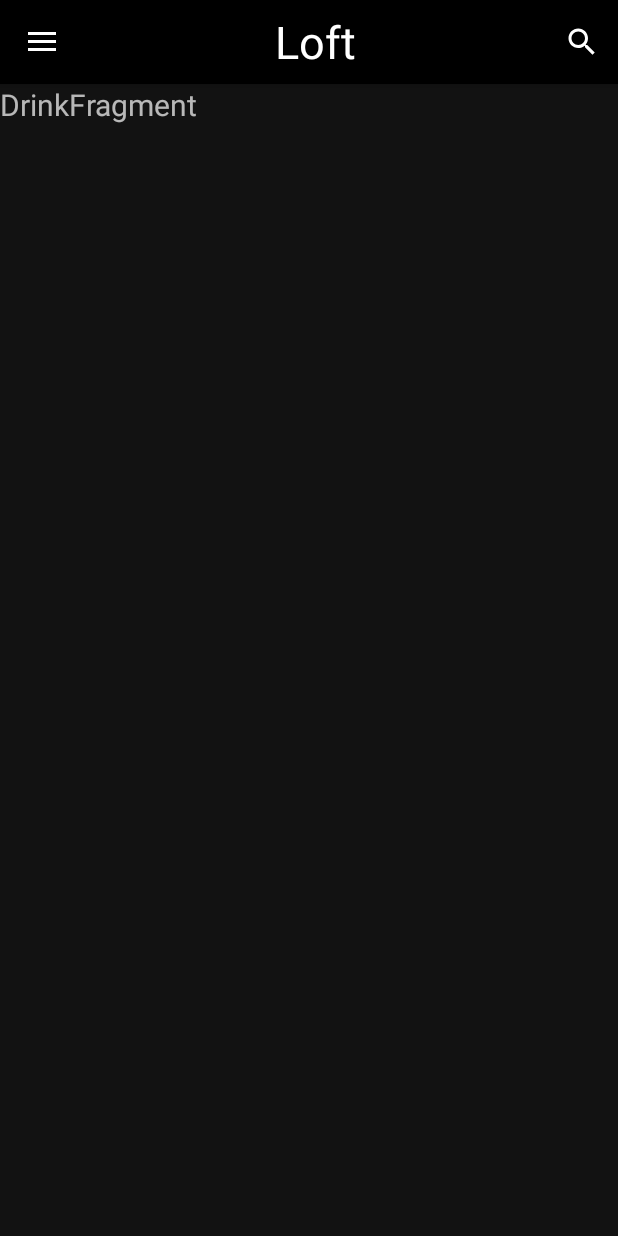
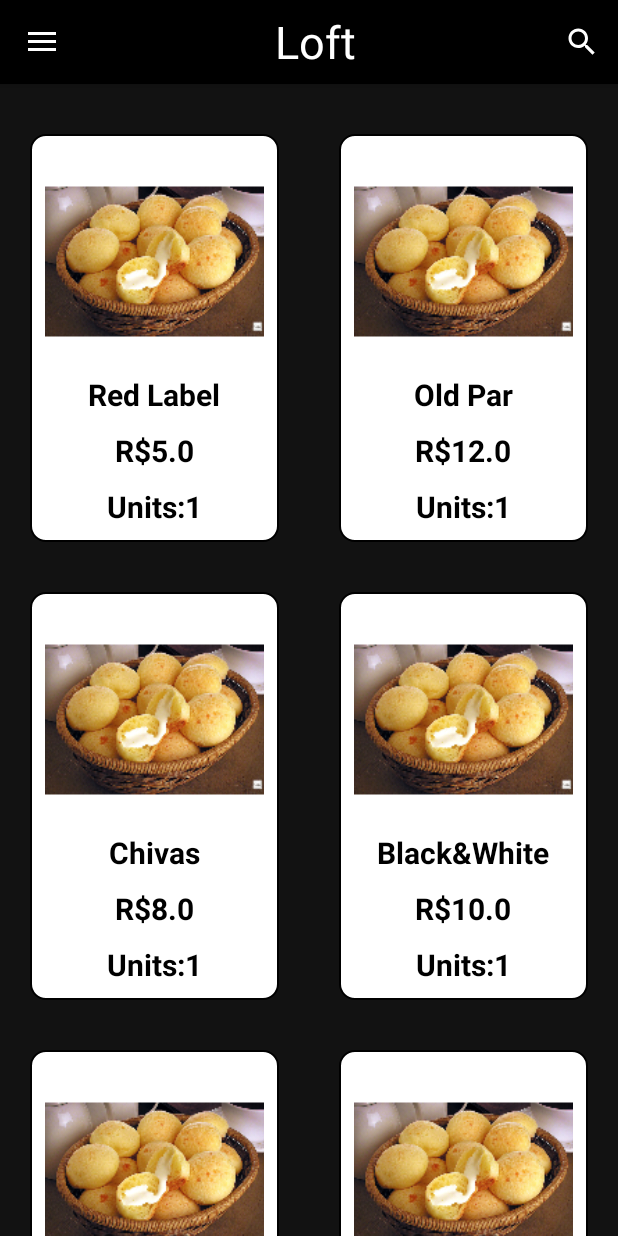
Before and after one commit to deoliveiracharles/loft, an Android app: the fragment DrinkFragment placed in its activity, on a phone screen of 412 x 824 dp. Run offline under Robolectric (Android 15) with nearby library versions, the phone set to English and light mode, and no system bars.

Commit message:
Mudança de string em tela de login. inserção de recycleView na aba de Drinks

```diff
--- a/app/src/main/java/br/ufrpe/loftapp2/menu/DrinkFragment.kt
+++ b/app/src/main/java/br/ufrpe/loftapp2/menu/DrinkFragment.kt
@@ -1,15 +1,71 @@
 package br.ufrpe.loftapp2.menu
 
+import android.graphics.Rect
 import android.os.Bundle
 import android.support.v4.app.Fragment
+import android.support.v7.widget.GridLayoutManager
+import android.support.v7.widget.RecyclerView
 import android.view.LayoutInflater
 import android.view.View
 import android.view.ViewGroup
 import br.ufrpe.loftapp2.R
+import br.ufrpe.loftapp2.adapter.ItemAdapter
+import br.ufrpe.loftapp2.model.Item
+import kotlinx.android.synthetic.main.food_layout.view.*
 
 class DrinkFragment: Fragment(){
 
+    val itemList:ArrayList<Item> = ArrayList()
+
+    override fun onCreate(savedInstanceState: Bundle?) {
+        super.onCreate(savedInstanceState)
+
+        loadDrinkItem()
+    }
+
+
     override fun onCreateView(inflater: LayoutInflater, container: ViewGroup?, savedInstanceState: Bundle?): View? {
-        return LayoutInflater.from(container?.context).inflate(R.layout.drink_layout, container, false)
+        var v = LayoutInflater.from(container?.context).inflate(R.layout.drink_layout, container, false)
+        v.rvItemList.addItemDecoration(SpaceItemDecoration(30, 50, 30))
+        v.rvItemList.layoutManager = GridLayoutManager(context, 2)
+        v.rvItemList.adapter = ItemAdapter(itemList, requireContext(), 1)
+        return v
+    }
+
+    private fun loadDrinkItem(){
+        itemList.add(Item("Red Label", 1, 5.0, "Lorem Ipsum Lorem Ipsum Lorem Ipsum Lorem Ipsum Lorem Ipsum Lorem Ipsum Lorem Ipsum Lorem Ipsum"))
+        itemList.add(Item("Old Par", 1, 12.0, "Lorem Ipsum Lorem Ipsum Lorem Ipsum Lorem Ipsum Lorem Ipsum Lorem Ipsum Lorem Ipsum Lorem Ipsum"))
+        itemList.add(Item("Chivas", 1, 8.0, "Lorem Ipsum Lorem Ipsum Lorem Ipsum Lorem Ipsum Lorem Ipsum Lorem Ipsum Lorem Ipsum Lorem Ipsum"))
+        itemList.add(Item("Black&White", 1, 10.0, "Lorem Ipsum Lorem Ipsum Lorem Ipsum Lorem Ipsum Lorem Ipsum Lorem Ipsum Lorem Ipsum Lorem Ipsum"))
+
+        itemList.add(Item("Dalmore", 1, 5.0, "Lorem Ipsum Lorem Ipsum Lorem Ipsum Lorem Ipsum Lorem Ipsum Lorem Ipsum Lorem Ipsum Lorem Ipsum"))
+        itemList.add(Item("Glen Scotia", 1, 12.0, "Lorem Ipsum Lorem Ipsum Lorem Ipsum Lorem Ipsum Lorem Ipsum Lorem Ipsum Lorem Ipsum Lorem Ipsum"))
+        itemList.add(Item("Ardbeg", 1, 8.0, "Lorem Ipsum Lorem Ipsum Lorem Ipsum Lorem Ipsum Lorem Ipsum Lorem Ipsum Lorem Ipsum Lorem Ipsum"))
+        itemList.add(Item("Glenfiddich", 1, 10.0, "Lorem Ipsum Lorem Ipsum Lorem Ipsum Lorem Ipsum Lorem Ipsum Lorem Ipsum Lorem Ipsum Lorem Ipsum"))
+
+        itemList.add(Item("Orloff", 1, 5.0, "Lorem Ipsum Lorem Ipsum Lorem Ipsum Lorem Ipsum Lorem Ipsum Lorem Ipsum Lorem Ipsum Lorem Ipsum"))
+        itemList.add(Item("Smirnoff", 1, 12.0, "Lorem Ipsum Lorem Ipsum Lorem Ipsum Lorem Ipsum Lorem Ipsum Lorem Ipsum Lorem Ipsum Lorem Ipsum"))
+        itemList.add(Item("Skyy", 1, 8.0, "Lorem Ipsum Lorem Ipsum Lorem Ipsum Lorem Ipsum Lorem Ipsum Lorem Ipsum Lorem Ipsum Lorem Ipsum"))
+        itemList.add(Item("Absolut", 1, 10.0, "Lorem Ipsum Lorem Ipsum Lorem Ipsum Lorem Ipsum Lorem Ipsum Lorem Ipsum Lorem Ipsum Lorem Ipsum"))
+
+        itemList.add(Item("Jose Cuervo", 1, 5.0, "Lorem Ipsum Lorem Ipsum Lorem Ipsum Lorem Ipsum Lorem Ipsum Lorem Ipsum Lorem Ipsum Lorem Ipsum"))
+        itemList.add(Item("Herradura", 1, 12.0, "Lorem Ipsum Lorem Ipsum Lorem Ipsum Lorem Ipsum Lorem Ipsum Lorem Ipsum Lorem Ipsum Lorem Ipsum"))
+        itemList.add(Item("El Jimador", 1, 8.0, "Lorem Ipsum Lorem Ipsum Lorem Ipsum Lorem Ipsum Lorem Ipsum Lorem Ipsum Lorem Ipsum Lorem Ipsum"))
+        itemList.add(Item("Patron", 1, 10.0, "Lorem Ipsum Lorem Ipsum Lorem Ipsum Lorem Ipsum Lorem Ipsum Lorem Ipsum Lorem Ipsum Lorem Ipsum"))
+
+        itemList.add(Item("Tapatio", 1, 5.0, "Lorem Ipsum Lorem Ipsum Lorem Ipsum Lorem Ipsum Lorem Ipsum Lorem Ipsum Lorem Ipsum Lorem Ipsum"))
+        itemList.add(Item("Calle 23", 1, 12.0, "Lorem Ipsum Lorem Ipsum Lorem Ipsum Lorem Ipsum Lorem Ipsum Lorem Ipsum Lorem Ipsum Lorem Ipsum"))
+        itemList.add(Item("Don Julio", 1, 8.0, "Lorem Ipsum Lorem Ipsum Lorem Ipsum Lorem Ipsum Lorem Ipsum Lorem Ipsum Lorem Ipsum Lorem Ipsum"))
+        itemList.add(Item("Cabeza", 1, 10.0, "Lorem Ipsum Lorem Ipsum Lorem Ipsum Lorem Ipsum Lorem Ipsum Lorem Ipsum Lorem Ipsum Lorem Ipsum"))
+
+    }
+
+    inner class SpaceItemDecoration(val spaceLeft: Int, val spaceTop: Int, val spaceRight: Int ): RecyclerView.ItemDecoration(){
+        override fun getItemOffsets(outRect: Rect, view: View, parent: RecyclerView, state: RecyclerView.State) {
+            super.getItemOffsets(outRect, view, parent, state)
+            outRect.top = spaceTop
+            outRect.left = spaceLeft
+            outRect.right = spaceRight
+        }
     }
 }
--- a/app/src/main/res/layout-land/activity_login.xml
+++ b/app/src/main/res/layout-land/activity_login.xml
@@ -81,7 +81,7 @@
     <TextView
             android:layout_height="wrap_content"
             android:inputType="textPersonName"
-            android:text="Don't have an account?"
+            android:text="@string/noAccount"
             android:textColor="@color/colorFont"
             android:textAlignment="center"
             android:textSize="7pt"
@@ -97,7 +97,7 @@
             android:layout_width="wrap_content"
             android:layout_height="wrap_content"
             android:inputType="textPersonName"
-            android:text="Create Account"
+            android:text="@string/createAccount"
             android:textColor="@color/colorFont"
             android:textAlignment="center"
             android:textStyle="bold"
--- a/app/src/main/res/layout/activity_login.xml
+++ b/app/src/main/res/layout/activity_login.xml
@@ -69,7 +69,7 @@
     <TextView
             android:layout_height="wrap_content"
             android:inputType="textPersonName"
-            android:text="Don't have an account?"
+            android:text="@string/noAccount"
             android:textColor="@color/colorFont"
             android:textAlignment="center"
             android:textSize="7pt"
@@ -85,7 +85,7 @@
             android:layout_width="wrap_content"
             android:layout_height="wrap_content"
             android:inputType="textPersonName"
-            android:text="Create Account"
+            android:text="@string/createAccount"
             android:textColor="@color/colorFont"
             android:textAlignment="center"
             android:textStyle="bold"
--- a/app/src/main/res/layout/drink_layout.xml
+++ b/app/src/main/res/layout/drink_layout.xml
@@ -4,10 +4,11 @@
     android:layout_width="match_parent"
     android:layout_height="match_parent">
 
-    <TextView
-            android:layout_width="wrap_content"
-            android:layout_height="wrap_content"
-            android:textSize="20sp"
-            android:text="DrinkFragment"/>
+    <android.support.v7.widget.RecyclerView
+            android:layout_width="match_parent"
+            android:layout_height="match_parent"
+            android:id="@+id/rvItemList">
+
+    </android.support.v7.widget.RecyclerView>
 
 </android.support.constraint.ConstraintLayout>
--- a/app/src/main/res/values/strings.xml
+++ b/app/src/main/res/values/strings.xml
@@ -34,5 +34,7 @@
     <string name="phoneNumber">Phone Number</string>
     <string name="name">Name</string>
     <string name="createAccount">Create Account</string>
+    <string name="noAccount">Don\'t have an account?</string>
+
 
 </resources>
```
Also changed, not shown: 1 other file.
